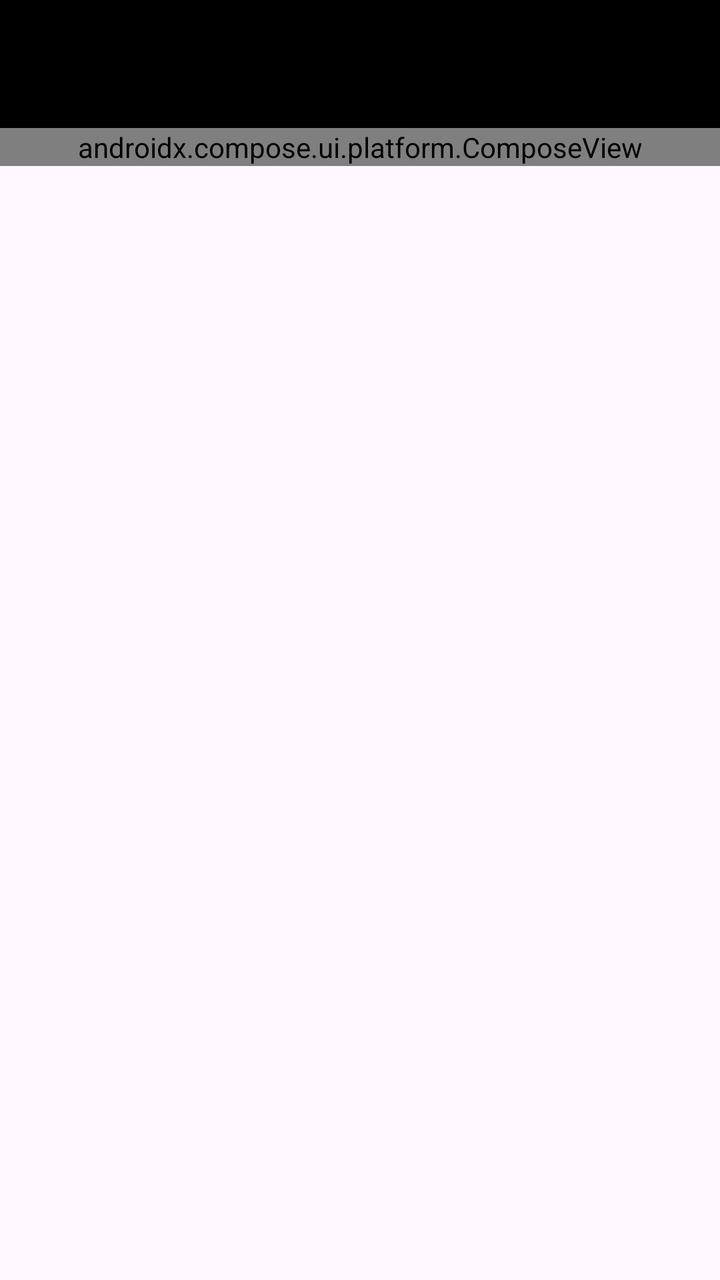
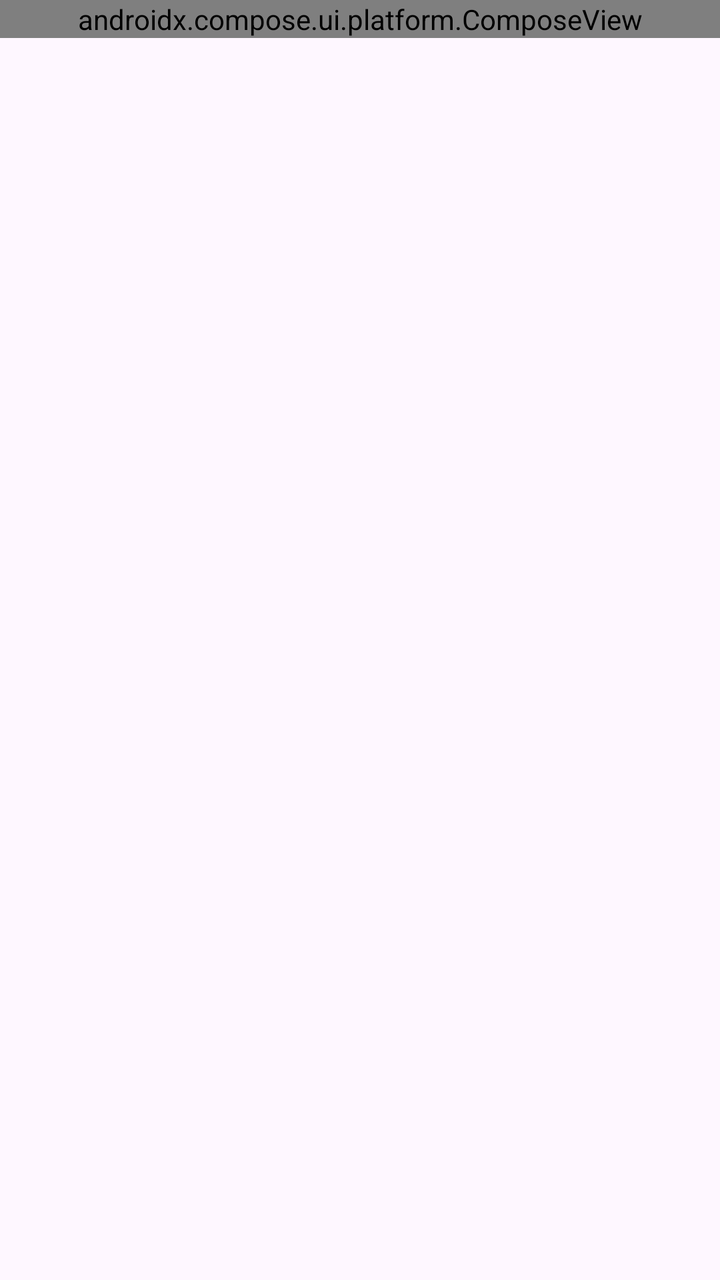

The first picture is an Android layout as it rendered before a commit; the second is the same layout after the commit. The layout source and the unified diff follow.
<!-- AndroidManifest.xml: application theme Theme.MovieHub -->
<!-- res/layout/activity_main.xml -->
<?xml version="1.0" encoding="utf-8"?>
<androidx.constraintlayout.widget.ConstraintLayout xmlns:android="http://schemas.android.com/apk/res/android"
    xmlns:app="http://schemas.android.com/apk/res-auto"
    xmlns:tools="http://schemas.android.com/tools"
    android:id="@+id/main"
    android:layout_width="match_parent"
    android:layout_height="match_parent"
    tools:context=".presentation.ui.MainActivity">

    <com.google.android.material.appbar.AppBarLayout
        android:id="@+id/appBarLayout"
        android:layout_width="match_parent"
        android:layout_height="wrap_content"
        android:theme="@style/ThemeOverlay.AppCompat.Dark.ActionBar"
        app:layout_constraintEnd_toEndOf="parent"
        app:layout_constraintStart_toStartOf="parent"
        app:layout_constraintTop_toTopOf="parent">

        <androidx.appcompat.widget.Toolbar
            android:id="@+id/toolbar"
            android:layout_width="match_parent"
            android:layout_height="?attr/actionBarSize"
            android:background="?attr/colorPrimary"
            app:popupTheme="@style/ThemeOverlay.AppCompat.Light" />

    </com.google.android.material.appbar.AppBarLayout>

    <androidx.compose.ui.platform.ComposeView
        android:id="@+id/composeRecyclerView"
        android:layout_width="match_parent"
        android:layout_height="wrap_content"
        app:layout_constraintEnd_toEndOf="parent"
        app:layout_constraintStart_toStartOf="parent"
        app:layout_constraintTop_toBottomOf="@id/appBarLayout" />

    <com.google.android.material.progressindicator.CircularProgressIndicator
        android:id="@+id/progress"
        android:layout_width="wrap_content"
        android:layout_height="wrap_content"
        android:indeterminate="true"
        android:visibility="gone"
        app:indicatorColor="@color/teal_200"
        app:indicatorSize="@dimen/loading_margin"
        app:layout_constraintBottom_toBottomOf="parent"
        app:layout_constraintLeft_toLeftOf="parent"
        app:layout_constraintRight_toRightOf="parent"
        app:layout_constraintTop_toTopOf="parent" />

    <LinearLayout
        android:id="@+id/errorArea"
        android:layout_width="match_parent"
        android:layout_height="@dimen/margin_card_error_view"
        android:layout_gravity="center"
        android:layout_margin="@dimen/margin_medium"
        android:background="?attr/colorPrimary"
        android:orientation="horizontal"
        android:visibility="gone"
        app:layout_constraintTop_toBottomOf="@id/appBarLayout"
        tools:visibility="visible">

        <ImageView
            android:layout_width="@dimen/load_img_size"
            android:layout_height="@dimen/load_img_size"
            android:layout_gravity="center_vertical"
            android:layout_marginStart="@dimen/margin_medium"
            android:layout_marginEnd="@dimen/margin_big"
            android:src="@mipmap/ic_reload" />

        <TextView
            android:id="@+id/textMsgErrorView"
            android:layout_width="match_parent"
            android:layout_height="match_parent"
            android:layout_gravity="center"
            android:gravity="center_vertical"
            android:textColor="@color/white"
            android:textSize="@dimen/text_size_medium"
            android:text="@string/error_listing_movies" />

    </LinearLayout>

</androidx.constraintlayout.widget.ConstraintLayout>
<!-- resources referenced by this layout -->
<resources>
  <color name="teal_200">#FF03DAC5</color>
  <color name="white">#FFFFFFFF</color>
  <dimen name="load_img_size">60dp</dimen>
  <dimen name="loading_margin">30dp</dimen>
  <dimen name="margin_big">32dp</dimen>
  <dimen name="margin_card_error_view">100dp</dimen>
  <dimen name="margin_medium">16dp</dimen>
  <dimen name="text_size_medium">16sp</dimen>
  <!-- mipmap ic_reload: png bitmap (drawable-hdpi, 1915 bytes) -->
  <string name="error_listing_movies">Erro ao listar filmes. Clique aqui para tentar novamente.</string>
  <style name="Theme.MovieHub" parent="Base.Theme.MovieHub" />
  <style name="Base.Theme.MovieHub" parent="Theme.Material3.DayNight.NoActionBar">
          
           <item name="colorPrimary">@color/black</item>
      </style>
  <color name="black">#FF000000</color>
</resources>

<!-- the commit's change to res/layout/activity_main.xml (unified diff, before → after) -->
@@ -7,31 +7,13 @@
     android:layout_height="match_parent"
     tools:context=".presentation.ui.MainActivity">
 
-    <com.google.android.material.appbar.AppBarLayout
-        android:id="@+id/appBarLayout"
-        android:layout_width="match_parent"
-        android:layout_height="wrap_content"
-        android:theme="@style/ThemeOverlay.AppCompat.Dark.ActionBar"
-        app:layout_constraintEnd_toEndOf="parent"
-        app:layout_constraintStart_toStartOf="parent"
-        app:layout_constraintTop_toTopOf="parent">
-
-        <androidx.appcompat.widget.Toolbar
-            android:id="@+id/toolbar"
-            android:layout_width="match_parent"
-            android:layout_height="?attr/actionBarSize"
-            android:background="?attr/colorPrimary"
-            app:popupTheme="@style/ThemeOverlay.AppCompat.Light" />
-
-    </com.google.android.material.appbar.AppBarLayout>
-
     <androidx.compose.ui.platform.ComposeView
         android:id="@+id/composeRecyclerView"
         android:layout_width="match_parent"
         android:layout_height="wrap_content"
         app:layout_constraintEnd_toEndOf="parent"
         app:layout_constraintStart_toStartOf="parent"
-        app:layout_constraintTop_toBottomOf="@id/appBarLayout" />
+        app:layout_constraintTop_toTopOf="parent" />
 
     <com.google.android.material.progressindicator.CircularProgressIndicator
         android:id="@+id/progress"
@@ -46,36 +28,6 @@
         app:layout_constraintRight_toRightOf="parent"
         app:layout_constraintTop_toTopOf="parent" />
 
-    <LinearLayout
-        android:id="@+id/errorArea"
-        android:layout_width="match_parent"
-        android:layout_height="@dimen/margin_card_error_view"
-        android:layout_gravity="center"
-        android:layout_margin="@dimen/margin_medium"
-        android:background="?attr/colorPrimary"
-        android:orientation="horizontal"
-        android:visibility="gone"
-        app:layout_constraintTop_toBottomOf="@id/appBarLayout"
-        tools:visibility="visible">
-
-        <ImageView
-            android:layout_width="@dimen/load_img_size"
-            android:layout_height="@dimen/load_img_size"
-            android:layout_gravity="center_vertical"
-            android:layout_marginStart="@dimen/margin_medium"
-            android:layout_marginEnd="@dimen/margin_big"
-            android:src="@mipmap/ic_reload" />
-
-        <TextView
-            android:id="@+id/textMsgErrorView"
-            android:layout_width="match_parent"
-            android:layout_height="match_parent"
-            android:layout_gravity="center"
-            android:gravity="center_vertical"
-            android:textColor="@color/white"
-            android:textSize="@dimen/text_size_medium"
-            android:text="@string/error_listing_movies" />
-
-    </LinearLayout>
+    
 
 </androidx.constraintlayout.widget.ConstraintLayout>
<!-- resource entries referenced after the edit -->
@@ -1,15 +1,7 @@
 <!-- resources referenced by this layout -->
 <resources>
   <color name="teal_200">#FF03DAC5</color>
-  <color name="white">#FFFFFFFF</color>
-  <dimen name="load_img_size">60dp</dimen>
   <dimen name="loading_margin">30dp</dimen>
-  <dimen name="margin_big">32dp</dimen>
-  <dimen name="margin_card_error_view">100dp</dimen>
-  <dimen name="margin_medium">16dp</dimen>
-  <dimen name="text_size_medium">16sp</dimen>
-  <!-- mipmap ic_reload: png bitmap (drawable-hdpi, 1915 bytes) -->
-  <string name="error_listing_movies">Erro ao listar filmes. Clique aqui para tentar novamente.</string>
   <style name="Theme.MovieHub" parent="Base.Theme.MovieHub" />
   <style name="Base.Theme.MovieHub" parent="Theme.Material3.DayNight.NoActionBar">
           
